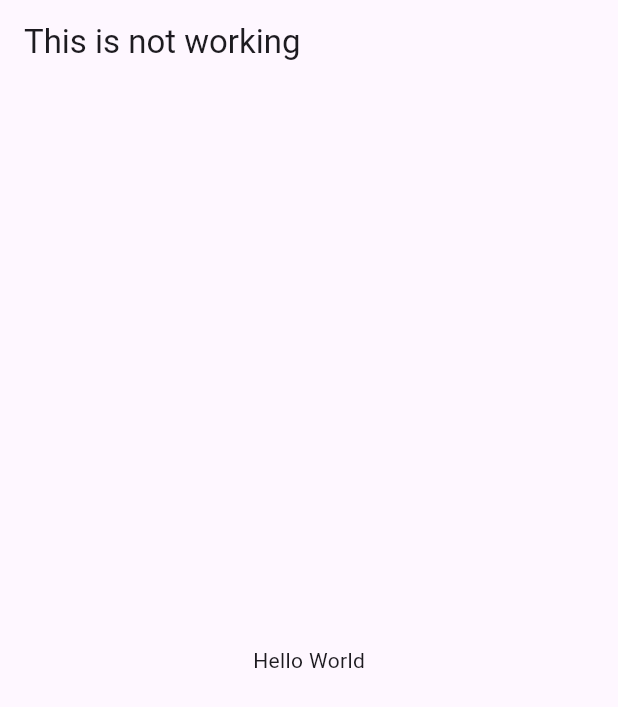
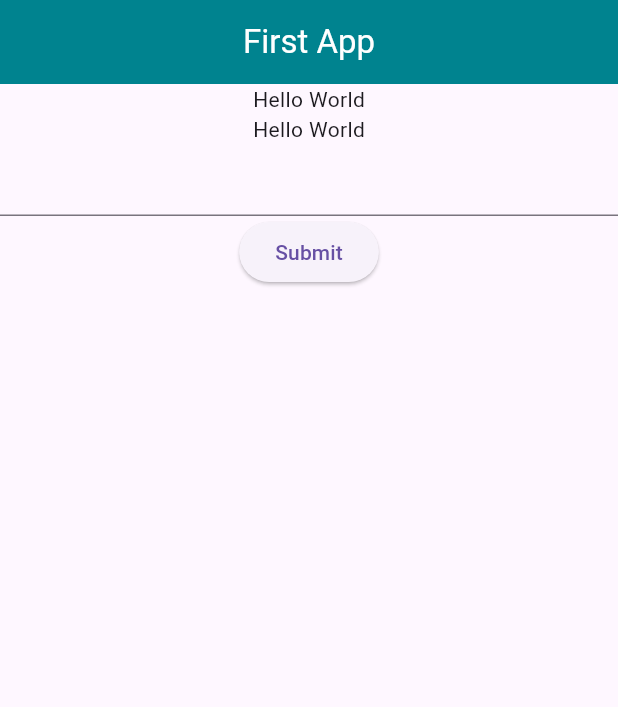
Before and after one commit to IronicRayquaza/Flutter-Peer-Workshop, a Flutter app: the screen it shows after launch, on a phone screen of 412 x 824 dp. Shown: the top 707 px of the screen. Run offline on Flutter 3.47's test engine with Material 3 defaults, Android fonts, the phone set to English and light mode, and no system bars.

Commit message:
The homepage was made upto a button

```diff
--- /dev/null
+++ b/lib/home_page.dart
@@ -0,0 +1,31 @@
+// To create stateless page, Type - stl
+// To create stateful page, Type - stf
+
+import 'package:flutter/material.dart';
+
+class HomePage extends StatelessWidget {
+  const HomePage({super.key});
+
+  @override
+  Widget build(BuildContext context) {
+    return Scaffold(
+      appBar: AppBar(
+        centerTitle: true,
+        backgroundColor: Colors.cyan[800],
+        title: Text('First App', style: TextStyle(color: Colors.white)),
+      ),
+      body: Column(
+        children: [
+          Text('Hello World'),
+          Text('Hello World'),
+          TextField(),
+          ElevatedButton(
+              onPressed: () {
+                print('Button Pressed');
+              },
+              child: Text('Submit'))
+        ],
+      ),
+    );
+  }
+}
```
Also changed, not shown: lib/main.dart (+2 -8 lines).
